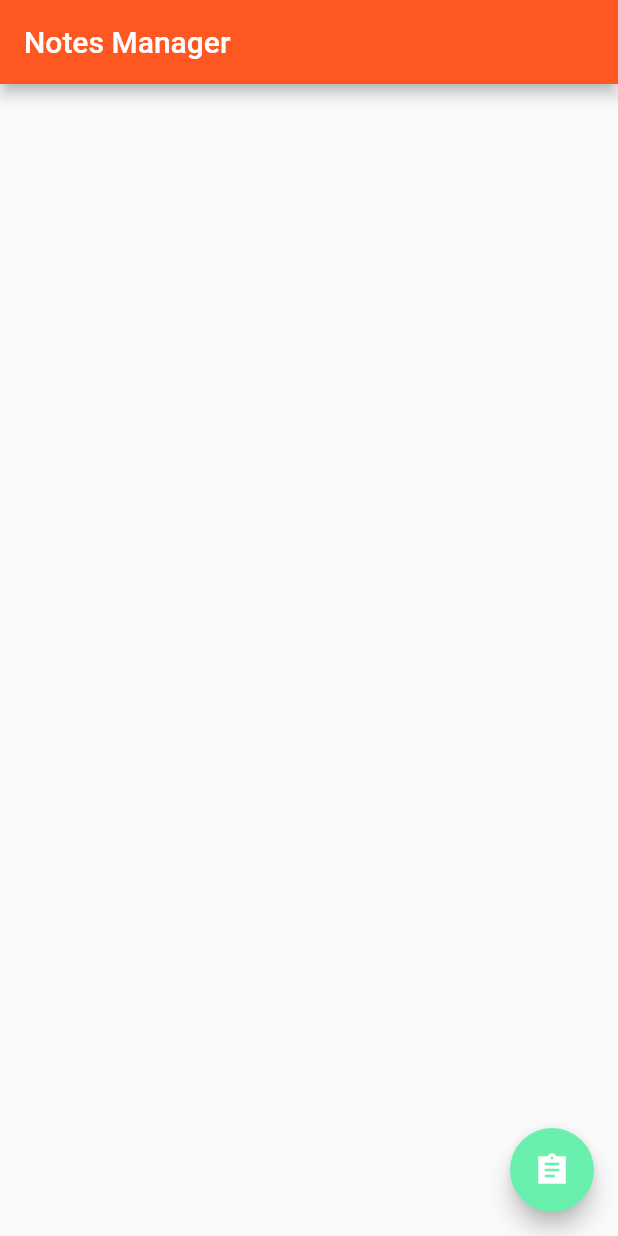
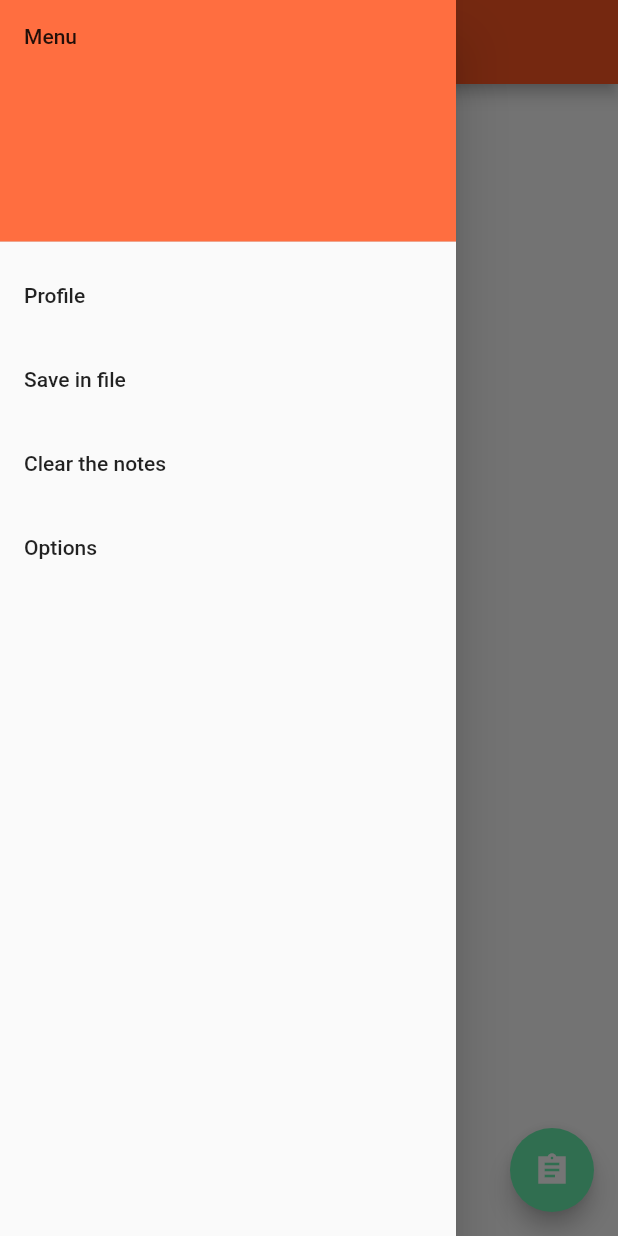
Before and after one commit to DanilFishkDev/NoteApp, a Flutter app: the screen it shows after launch, with the side drawer open (before the commit the screen has no drawer), on a phone screen of 412 x 824 dp. Run offline on Flutter 3.47's test engine with Material 2 defaults, Android fonts, the phone set to English and light mode, and no system bars; our stand-ins replace shared_preferences.

Commit message:
Added a menu layout for app

```diff
--- a/crazynotes/lib/main.dart
+++ b/crazynotes/lib/main.dart
@@ -96,6 +96,44 @@ class _NoteCreatorState extends State<NoteCreator> {
         child: const Icon(Icons.assignment_sharp),
         backgroundColor: Colors.greenAccent,
       ),
+      drawer: Drawer(
+        child: ListView(
+          padding: EdgeInsets.zero,
+          children: <Widget>[
+            DrawerHeader(
+              decoration: BoxDecoration(
+                color: Colors.deepOrangeAccent,
+              ),
+              child: Text('Menu'),
+            ),
+            ListTile(
+              title: Text('Profile'),
+              onTap: () {
+                //alertDialog with options Sign Up and Sign In (if user not yet logged in) or
+                //alertDielog with option Logout if user in account.
+              }
+            ),
+            ListTile(
+              title: Text('Save in file'),
+              onTap: () {
+                //saving notes in file (only with login working)
+              }
+            ),
+            ListTile(
+              title: Text('Clear the notes'),
+              onTap: () {
+                //remove the notes from app (with alertDialog for confirmation the action)
+              }
+            ),
+            ListTile(
+              title: Text('Options'),
+              onTap: () {
+                //new screen with options such as dark theme, fonts etc
+              }
+            )
+          ]
+        )
+      )
     );
   }
 }
```
